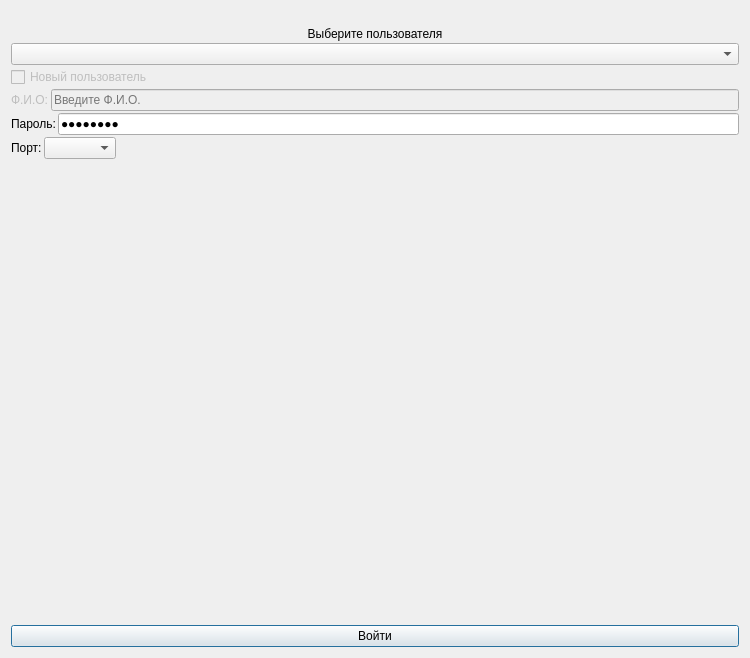
Nodens-LOTGA/CircuitTester, file src/StartUpDialog.ui: the form before one commit.
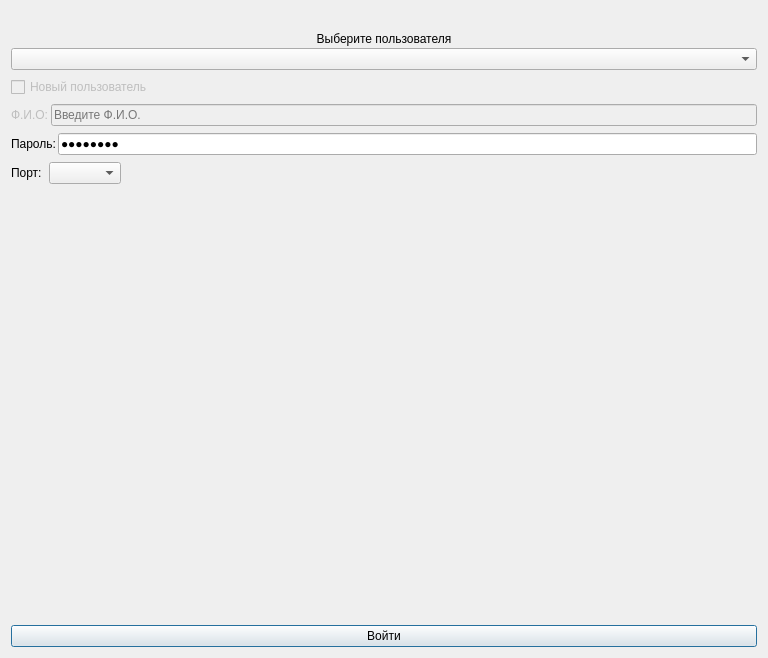
The form after the commit. Icons and pictures are not drawn.

Patch:
```diff
--- a/src/StartUpDialog.ui
+++ b/src/StartUpDialog.ui
@@ -6,7 +6,7 @@
    <rect>
     <x>0</x>
     <y>0</y>
-    <width>750</width>
+    <width>768</width>
     <height>658</height>
    </rect>
   </property>
@@ -17,6 +17,9 @@
    <iconset resource="../resources/resources.qrc">
     <normaloff>:/icon/icon.png</normaloff>:/icon/icon.png</iconset>
   </property>
+  <property name="styleSheet">
+   <string notr="true"/>
+  </property>
   <layout class="QGridLayout" name="gridLayout">
    <property name="leftMargin">
     <number>11</number>
@@ -31,7 +34,7 @@
     <number>11</number>
    </property>
    <property name="spacing">
-    <number>2</number>
+    <number>7</number>
    </property>
    <item row="2" column="0">
     <widget class="QCheckBox" name="newUserChkB">
```
